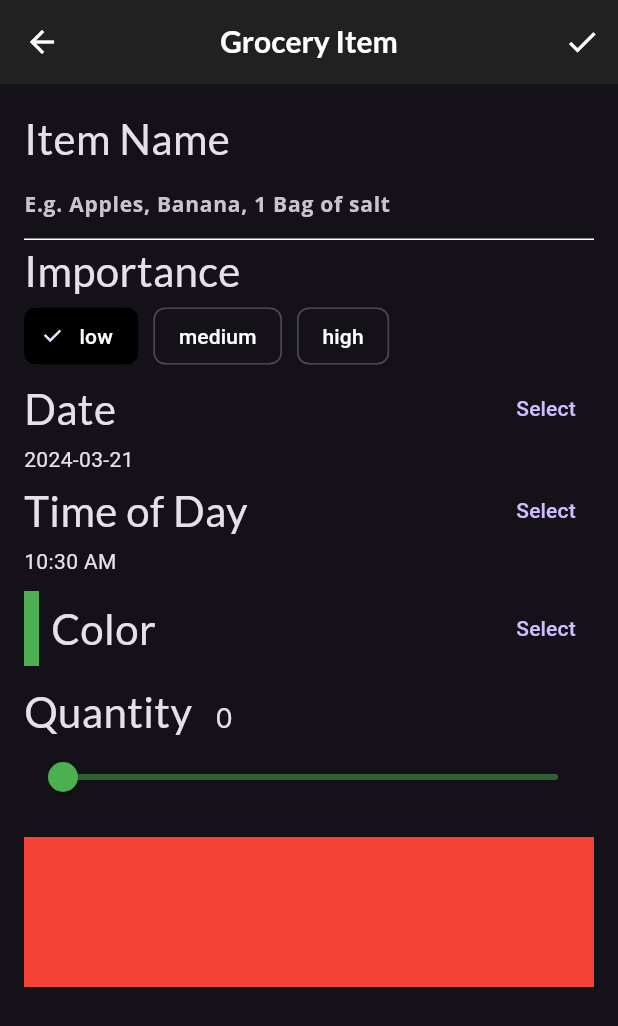
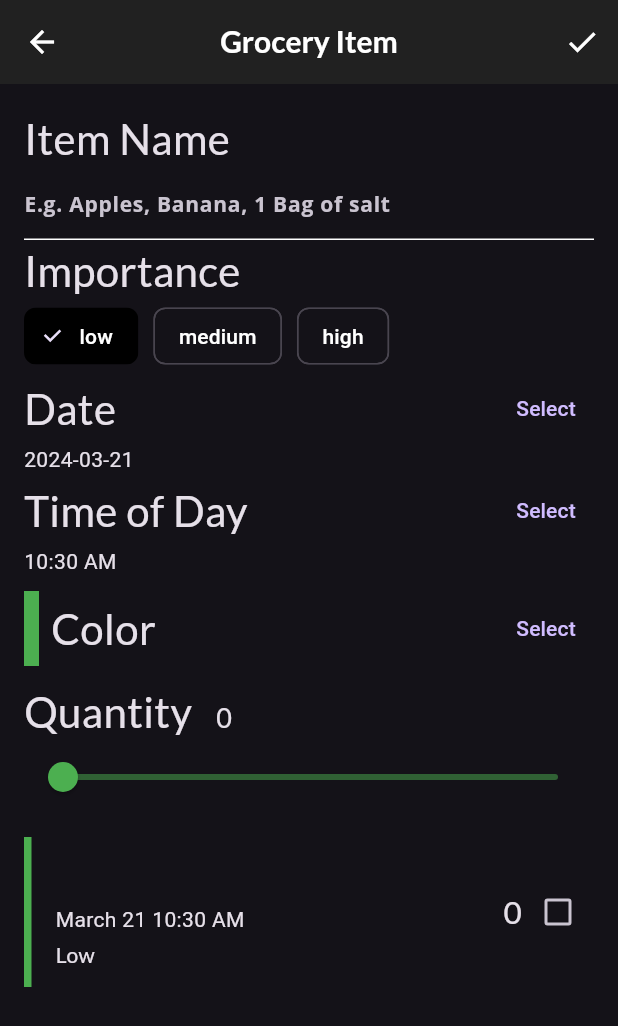
Before and after one commit to oladejomubarak/Fooderlich, a Flutter app: the screen it shows after launch, item 3 of the bottom bar chosen, after a tap on the "add" icon, on a phone screen of 412 x 824 dp. Shown: the top 1026 px of the screen. Run offline on Flutter 3.47's test engine with Material 3 defaults, Android fonts, the phone set to English and light mode, and no system bars; our stand-ins replace flutter_colorpicker, google_fonts.

Commit message:
adding items to screen

```diff
--- a/lib/components/grocery_tile.dart
+++ b/lib/components/grocery_tile.dart
@@ -8,7 +8,7 @@ class GroceryTile extends StatelessWidget {
   // 1
   final GroceryItem item;
   // 2
-  final Function(bool) onComplete;
+  final Function(bool?)? onComplete;
   // 3
   final TextDecoration textDecoration;
   // 4
@@ -23,10 +23,53 @@ class GroceryTile extends StatelessWidget {
   @override
   Widget build(BuildContext context) {
     // TODO 21: Change this Widget
-    return Container(
+    return SizedBox(
       height: 100.0,
       // TODO 20: Replace this color
-      color: Colors.red,
+      child: Row(
+        mainAxisAlignment: MainAxisAlignment.spaceBetween,
+        children: [
+          // TODO 22: Add Row to group (name, date, importance)
+      // 1
+      Row(
+      children: [
+      // 2
+      Container(width: 5.0, color: item.color),
+      // 3
+      const SizedBox(width: 16.0),
+      // 4
+      Column(
+        mainAxisAlignment: MainAxisAlignment.center,
+        crossAxisAlignment: CrossAxisAlignment.start,
+        children: [
+          // 5
+          Text(item.name,
+            style: GoogleFonts.lato(
+                decoration: textDecoration,
+                fontSize: 21.0,
+                fontWeight: FontWeight.bold),),
+          const SizedBox(height: 4.0),
+          buildDate(),
+          const SizedBox(height: 4.0),
+          buildImportance(),
+        ],),
+      ],
+      ),
+          // TODO 23: Add Row to group (quantity, checkbox)
+          // 6
+          Row(
+            children: [
+              // 7
+              Text(item.quantity.toString(),
+                style:
+                GoogleFonts.lato(
+                    decoration: textDecoration,
+                    fontSize: 21.0),),
+              // 8
+              buildCheckbox(),
+            ],),
+        ],),
+      //color: Colors.red,
     );
   }
 
@@ -53,4 +96,19 @@ class GroceryTile extends StatelessWidget {
     }
   }
 
+  Widget buildDate() {
+    final dateFormatter = DateFormat('MMMM dd h:mm a');
+    final dateString = dateFormatter.format(item.date);
+    return Text(
+      dateString,
+      style: TextStyle(
+          decoration: textDecoration),);
+  }
+  Widget buildCheckbox() {
+    return Checkbox(
+      // 1
+      value: item.isComplete,
+      // 2
+      onChanged: onComplete,);
+  }
 }
--- a/lib/models/grocery_item.dart
+++ b/lib/models/grocery_item.dart
@@ -5,11 +5,11 @@ class GroceryItem {
   // 2
   final String? id;
   // 3
-  final String? name;
+  final String name;
   final Importance? importance;
-  final Color? color;
+  final Color color;
   final int? quantity;
-  final DateTime? date;
+  final DateTime date;
   final bool isComplete;
   GroceryItem(
       { required this.id,
```
